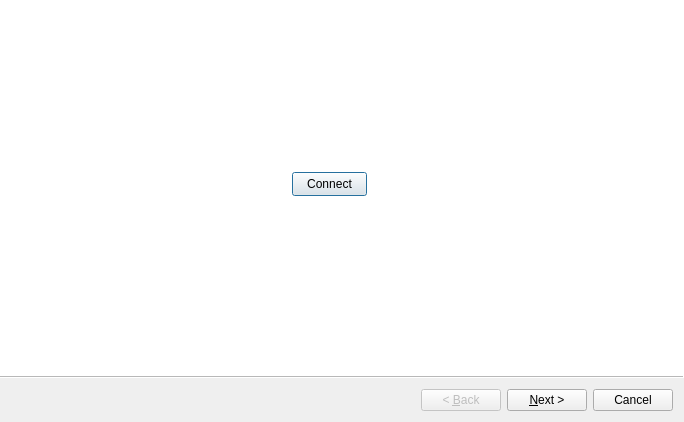
pyfemtet/pyfemtet-opt-gui, file sandbox3/ui/wizard.ui: the form before one commit.
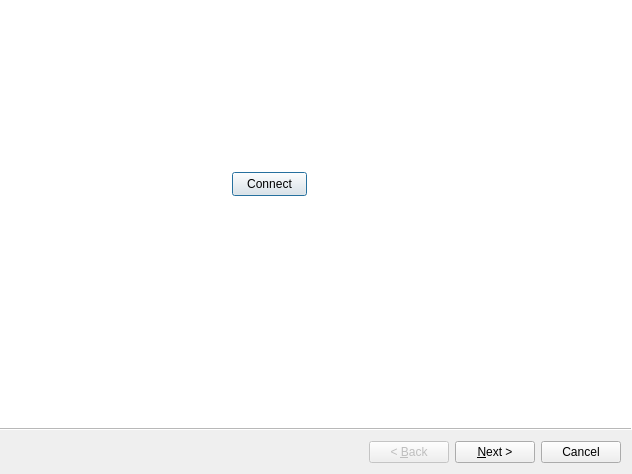
The form after the commit. Icons and pictures are not drawn.

Patch:
```diff
--- a/sandbox3/ui/wizard.ui
+++ b/sandbox3/ui/wizard.ui
@@ -6,8 +6,8 @@
    <rect>
     <x>0</x>
     <y>0</y>
-    <width>684</width>
-    <height>422</height>
+    <width>632</width>
+    <height>474</height>
    </rect>
   </property>
   <property name="windowTitle">
@@ -23,7 +23,7 @@
    <widget class="QPushButton" name="pushButton_launch">
     <property name="geometry">
      <rect>
-      <x>290</x>
+      <x>230</x>
       <y>170</y>
       <width>75</width>
       <height>24</height>
```
Left out of the diff: 401 changed lines with no effect on the pictures. Lines whose indentation alone changed are shown as unchanged.
